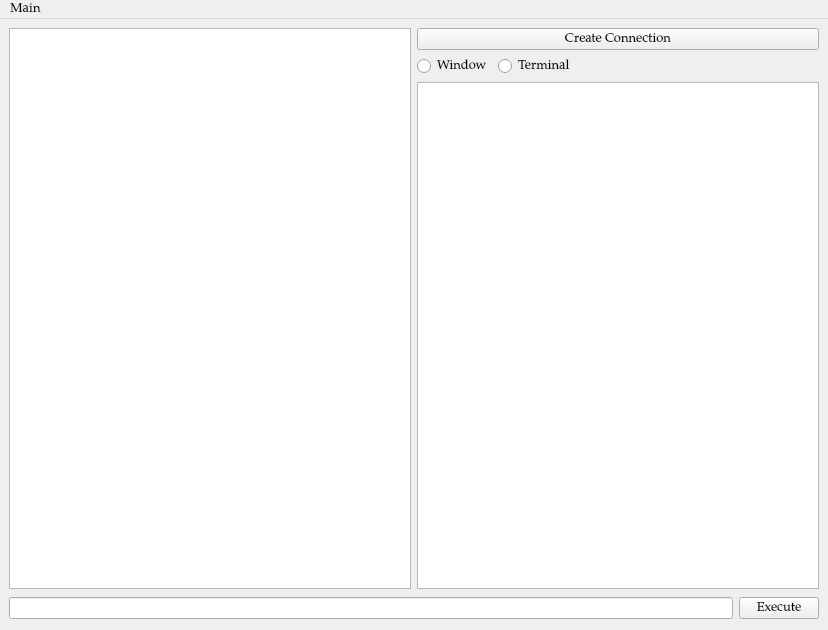
This is views/ui/SuperUser.ui in Saldenisov/pyconlyse as Qt 5 draws it before an edit. The edited form follows.
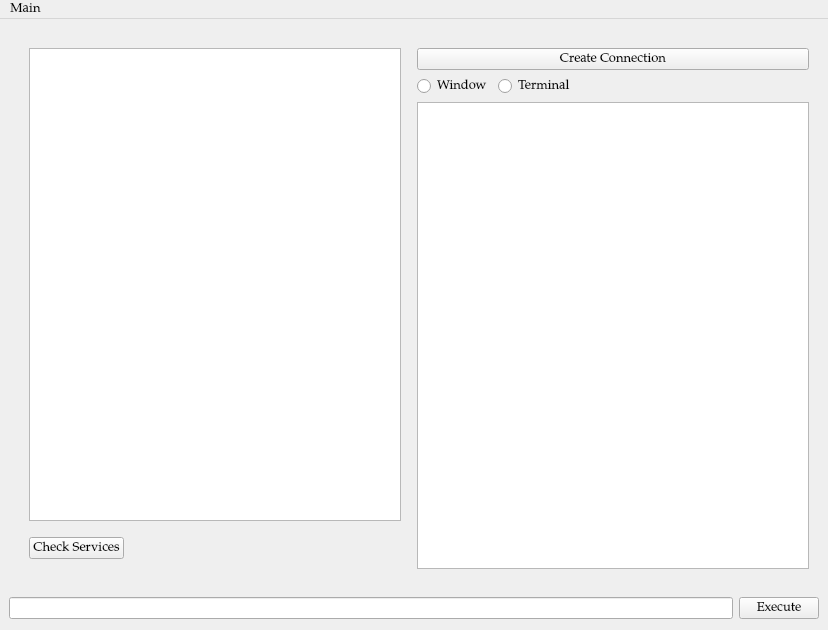
This is the edited form. Icons and pictures are not drawn.

Patch:
```diff
--- a/views/ui/SuperUser.ui
+++ b/views/ui/SuperUser.ui
@@ -29,19 +29,74 @@
    <layout class="QVBoxLayout" name="verticalLayout_2">
     <item>
      <layout class="QHBoxLayout" name="DevicesLayout">
+      <property name="leftMargin">
+       <number>10</number>
+      </property>
+      <property name="topMargin">
+       <number>10</number>
+      </property>
       <property name="rightMargin">
-       <number>0</number>
+       <number>10</number>
       </property>
       <property name="bottomMargin">
-       <number>0</number>
+       <number>10</number>
       </property>
       <item>
-       <widget class="QListWidget" name="lW_devices"/>
+       <layout class="QVBoxLayout" name="verticalLayout">
+        <property name="leftMargin">
+         <number>10</number>
+        </property>
+        <property name="topMargin">
+         <number>10</number>
+        </property>
+        <property name="rightMargin">
+         <number>10</number>
+        </property>
+        <property name="bottomMargin">
+         <number>10</number>
+        </property>
+        <item>
+         <widget class="QListWidget" name="lW_devices"/>
+        </item>
+        <item>
+         <layout class="QHBoxLayout" name="horizontalLayout">
+          <property name="topMargin">
+           <number>10</number>
+          </property>
+          <property name="bottomMargin">
+           <number>10</number>
+          </property>
+          <item>
+           <widget class="QPushButton" name="pB_checkServices">
+            <property name="text">
+             <string>Check Services</string>
+            </property>
+           </widget>
+          </item>
+          <item>
+           <spacer name="horizontalSpacer_2">
+            <property name="orientation">
+             <enum>Qt::Horizontal</enum>
+            </property>
+            <property name="sizeHint" stdset="0">
+             <size>
+              <width>40</width>
+              <height>20</height>
+             </size>
+            </property>
+           </spacer>
+          </item>
+         </layout>
+        </item>
+       </layout>
       </item>
       <item>
        <layout class="QVBoxLayout" name="InfoLayout">
+        <property name="topMargin">
+         <number>10</number>
+        </property>
         <property name="bottomMargin">
-         <number>0</number>
+         <number>10</number>
         </property>
         <item>
          <widget class="QPushButton" name="pB_connection">
```
